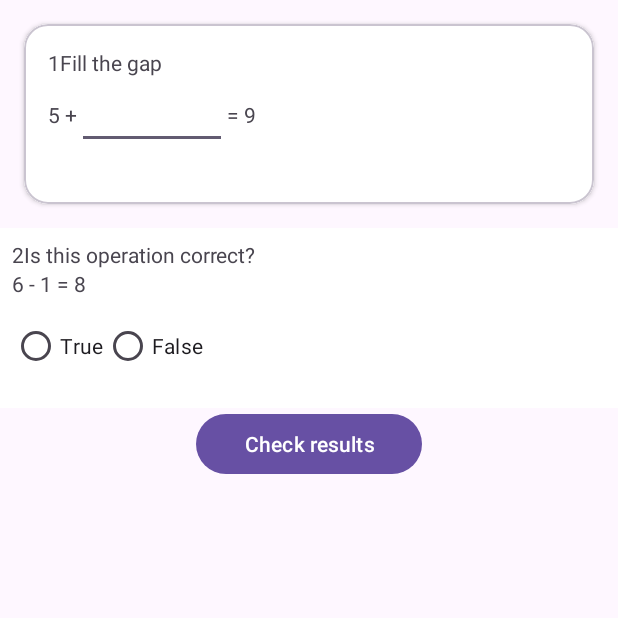
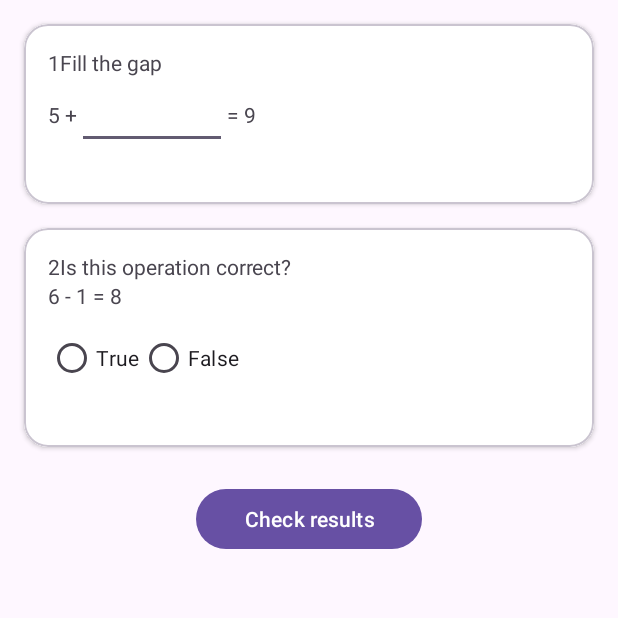
Before and after one commit to florscolari/TECH4300A2, an Android app: the screen it shows after launch (MainActivity), on a phone screen of 412 x 824 dp, the top half of it. Run offline under Robolectric (Android 15) with nearby library versions, the phone set to English and light mode, and no system bars.

Commit message:
cards working

```diff
--- a/app/src/main/res/layout/activity_main.xml
+++ b/app/src/main/res/layout/activity_main.xml
@@ -34,11 +34,7 @@
                 android:layout_width="match_parent"
                 android:layout_height="120dp"
                 android:background="#fff"
-                android:padding="16dp"
-
-                app:layout_constraintEnd_toStartOf="@+id/guideline"
-                app:layout_constraintStart_toStartOf="@+id/vLeft"
-                app:layout_constraintTop_toTopOf="@+id/hTop">
+                android:padding="16dp">
 
                 <TextView
                     android:id="@+id/q1Number"
@@ -103,16 +99,30 @@
             </androidx.constraintlayout.widget.ConstraintLayout>
             <!-- END Card 1 -->
         </com.google.android.material.card.MaterialCardView>
+        <!-- END Material Card 1 as wrapper -->
+
+
+        <!-- START Material card 2 as wrapper -->
+        <com.google.android.material.card.MaterialCardView
+            android:id="@+id/matCard2"
+            android:layout_width="match_parent"
+            android:layout_height="wrap_content"
+            android:layout_margin="16dp"
+            app:cardCornerRadius="16dp"
+            app:cardElevation="2dp"
+            app:layout_constraintEnd_toStartOf="parent"
+            app:layout_constraintStart_toStartOf="parent"
+            app:layout_constraintTop_toBottomOf="@+id/matCard1">
+
+
             <!--START Card 2 using a ConstraintLayout -->
             <androidx.constraintlayout.widget.ConstraintLayout
                 android:id="@+id/card2"
                 android:layout_width="match_parent"
-            android:layout_height="120dp"
-            android:layout_marginTop="16dp"
+                android:layout_height="match_parent"
                 android:background="#fff"
-            android:padding="8dp"
+                android:padding="16dp"
                 app:layout_constraintTop_toBottomOf="@+id/matCard1">
-
 
                 <TextView
                     android:id="@+id/q2Number"
@@ -169,10 +179,13 @@
                     android:layout_width="wrap_content"
                     android:layout_height="wrap_content"
                     android:text="@string/q2Feedback"
+                    app:layout_constraintTop_toBottomOf="@id/q2BtnGroup"
                     app:layout_constraintBottom_toBottomOf="@id/card2"
                     app:layout_constraintStart_toStartOf="parent" />
             </androidx.constraintlayout.widget.ConstraintLayout>
             <!-- END Card 2 -->
+        </com.google.android.material.card.MaterialCardView>
+        <!-- END Material Card 2 as wrapper -->
 
 
 
@@ -181,11 +194,11 @@
             android:id="@+id/btn_goto_second_activity"
             android:layout_width="wrap_content"
             android:layout_height="wrap_content"
-
+            android:layout_marginTop="24dp"
             android:paddingLeft="32dp"
             android:paddingRight="32dp"
             android:text="Check results"
-            app:layout_constraintTop_toBottomOf="@+id/card2"
+            app:layout_constraintTop_toBottomOf="@+id/matCard2"
             app:layout_constraintBottom_toBottomOf="@+id/main"
             app:layout_constraintEnd_toEndOf="parent"
             app:layout_constraintStart_toStartOf="parent"
```
Lines whose indentation alone changed are shown as unchanged.
